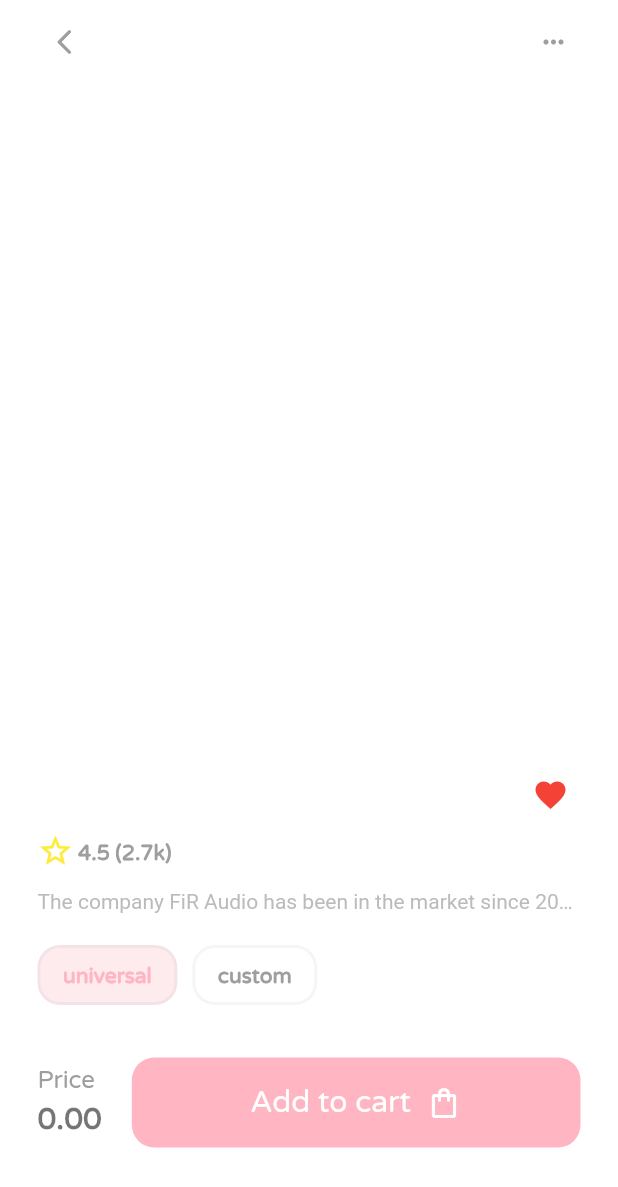
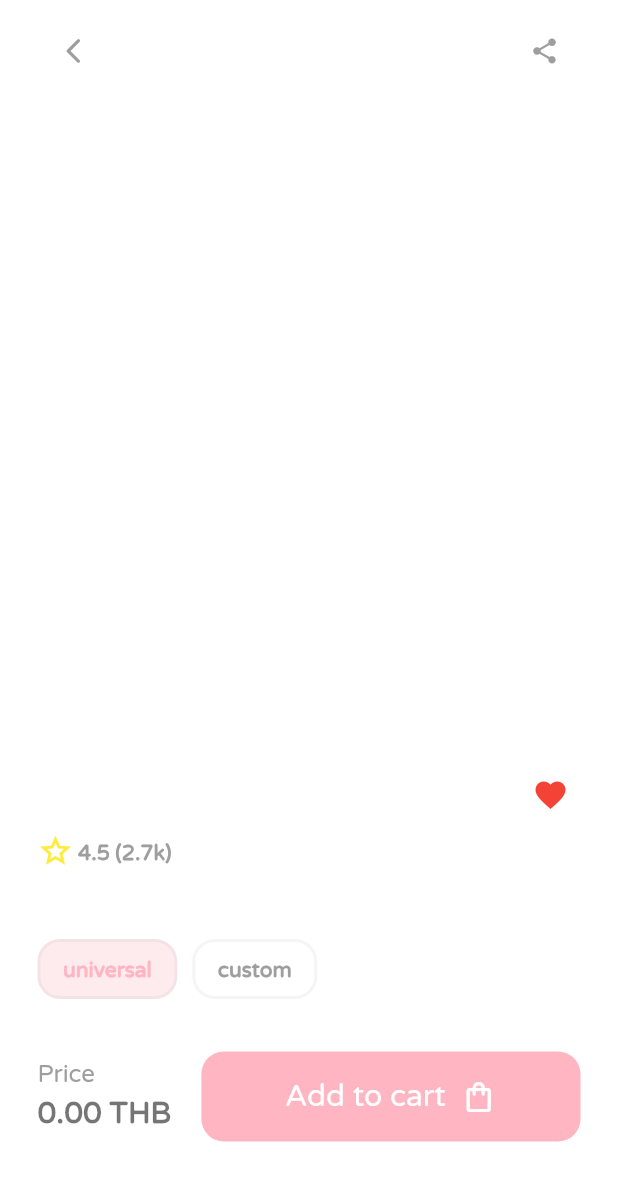
Before and after one commit to woratat/Flutter_Project, a Flutter app: the DetailPage screen opened directly with empty values, on a phone screen of 412 x 824 dp. Shown: the top 1187 px of the screen. Run offline on Flutter 3.47's test engine with Material 2 defaults, Android fonts, the phone set to English and light mode, and no system bars; drawn by our look-alikes of carousel_slider, screenshot; our stand-ins replace flutter_advanced_drawer, readmore; missing offline and left inert: flutter_share; network calls fail.

Commit message:
create share button and read more detail

```diff
--- a/bunny_ear/lib/pages/detail/components/add_cart.dart
+++ b/bunny_ear/lib/pages/detail/components/add_cart.dart
@@ -15,16 +15,6 @@ class AddCart extends StatefulWidget {
 
 class _AddCartState extends State<AddCart> {
   final format = new NumberFormat('#,##0.00', 'en_US');
-  int _price = 0;
-
-  @override
-  void initState() {
-    super.initState();
-
-    setState(() {
-      _price = widget.product.price;
-    });
-  }
 
   @override
   Widget build(BuildContext context) {
@@ -43,7 +33,7 @@ class _AddCartState extends State<AddCart> {
                 ),
               ),
               Text(
-                '${format.format(widget.product.price)}',
+                '${format.format(widget.product.price)} THB',
                 style: TextStyle(
                   height: 1.5,
                   fontWeight: FontWeight.bold,
--- a/bunny_ear/lib/pages/detail/components/detail_app_bar.dart
+++ b/bunny_ear/lib/pages/detail/components/detail_app_bar.dart
@@ -1,8 +1,14 @@
+import 'dart:async';
+import 'dart:io';
+
 import 'package:bunny_ear/constant.dart';
 import 'package:bunny_ear/models/Product.dart';
 import 'package:carousel_slider/carousel_controller.dart';
 import 'package:carousel_slider/carousel_slider.dart';
 import 'package:flutter/material.dart';
+import 'package:flutter_share/flutter_share.dart';
+import 'package:path_provider/path_provider.dart';
+import 'package:screenshot/screenshot.dart';
 
 class DetailAppBar extends StatefulWidget {
   final Product product;
@@ -15,11 +21,32 @@ class DetailAppBar extends StatefulWidget {
 
 class _DetailAppBarState extends State<DetailAppBar> {
   final CarouselController _controller = CarouselController();
+  final ScreenshotController _screenshotController = ScreenshotController();
   int _currentPage = 0;
+
+  Future<void> shareScreen() async {
+    Directory? directory;
+    if (Platform.isAndroid) {
+      directory = await getExternalStorageDirectory();
+    } else {
+      directory = await getApplicationDocumentsDirectory();
+    }
+    final String localPath = '${directory!.path}/${DateTime.now().toIso8601String()}.png';
+    print(localPath);
+    await _screenshotController.captureAndSave(localPath);
+    await Future.delayed(Duration(seconds: 1));
+    await FlutterShare.shareFile(
+      title: 'shear image',
+      filePath: localPath,
+      fileType: 'image/png'
+    );
+  }
 
   @override
   Widget build(BuildContext context) {
     return Container(
+      child: Screenshot(
+        controller: _screenshotController,
         child: Stack(
           children: <Widget>[
             Container(
@@ -91,7 +118,7 @@ class _DetailAppBarState extends State<DetailAppBar> {
                       Navigator.of(context).pop();
                     },
                     child: Container(
-                    padding: EdgeInsets.all(8.0),
+                      padding: EdgeInsets.all(14.0),
                       decoration: BoxDecoration(
                         color: Colors.white.withOpacity(0.9),
                         shape: BoxShape.circle,
@@ -109,15 +136,17 @@ class _DetailAppBarState extends State<DetailAppBar> {
                     ),
                   ),
                   Container(
-                  padding: EdgeInsets.all(8.0),
                     decoration: BoxDecoration(
                       color: Colors.white.withOpacity(0.9),
                       shape: BoxShape.circle,
                     ),
-                  child: Icon(
-                    Icons.more_horiz,
+                    child: IconButton(
+                      onPressed: shareScreen,
+                      icon: Icon(
+                        Icons.share,
                         color: Colors.grey,
                         size: 20,
+                      ),
                     ),
                   ),
                 ],
@@ -125,6 +154,7 @@ class _DetailAppBarState extends State<DetailAppBar> {
             ),
           ],
         ),
+      ),
     );
   }
 }
--- a/bunny_ear/lib/pages/detail/components/product_detail_info.dart
+++ b/bunny_ear/lib/pages/detail/components/product_detail_info.dart
@@ -1,6 +1,7 @@
 import 'package:bunny_ear/constant.dart';
 import 'package:bunny_ear/models/Product.dart';
 import 'package:flutter/material.dart';
+import 'package:readmore/readmore.dart';
 
 class ProductDetailInfo extends StatelessWidget {
   final Product product;
@@ -69,28 +70,16 @@ class ProductDetailInfo extends StatelessWidget {
               ],
             ),
           ),
-          RichText(
-            overflow: TextOverflow.ellipsis,
-            textAlign: TextAlign.start,
-            text: TextSpan(
-              children: <TextSpan>[
-                TextSpan(
-                  text: 'The company FiR Audio has been in the market since 2018. But their owner and founder has been in the game far longer. Bogdan Belonozhko has been heavily involved with the operations of 64 Audio. Before he left 64 Audio he was their CEO.' +
-                        'In 2018 Bogdan decided to do his own thing and to develop products that fill a niche market in the already niche audiophile segment. He started out building vacuum cleaners for IEMs before he moved on to cables to finally land on IEMs. Which he introduced at 2019’s CanJam Singapore. Here his first creations have been shown to the public.' +
-                        'Unlike the majority of IEMs out there in the wild, his products are completely tube-less. It’s a design that we have already seen with 64 Audio’s Tia Fourté and Tia Trió. However, Bogdan went a step further and announced that his units are also available as tube-less custom IEMs. Something many people, me included, have been requesting from 64 Audio for a long time.' +
-                        'FiR Audio also produces a set of dry cleaners and a cable tester. A complete suite of IEM care and maintenance products to keep your monitors alive and at their best performance. For many weeks FiR Audio also teased a new measurement device to check for faulty drivers. Personally, I’m looking forward to that one myself, but sadly it hasn’t made it past the prototype stage yet',
-                  style: TextStyle(
-                    color: Colors.grey.withOpacity(0.7),
-                    height: 1.5,
-                  ),
-                ),
-                TextSpan(
-                  text: 'Read More',
-                  style: TextStyle(
-                    color: primaryColor.withOpacity(0.9),
-                  ),
-                ),
-              ]
+          ReadMoreText(
+            product.description,
+            trimLines: 3,
+            colorClickableText: primaryColor.withOpacity(0.9),
+            trimMode: TrimMode.Line,
+            trimCollapsedText: 'Show more',
+            trimExpandedText: 'Show less',
+            style: TextStyle(
+              color: Colors.grey.withOpacity(0.7),
+              height: 1.5,
             ),
           ),
         ],
--- a/bunny_ear/pubspec.yaml
+++ b/bunny_ear/pubspec.yaml
@@ -33,6 +33,11 @@ dependencies:
   flutter_advanced_drawer: ^1.3.2
   carousel_slider: ^4.1.1
   intl: ^0.17.0
+  readmore: ^2.1.0
+  flutter_share: ^2.0.0
+  file_picker: ^4.5.1
+  screenshot: ^1.2.3
+  path_provider: ^2.0.10
 
 
   # The following adds the Cupertino Icons font to your application.
```
Also changed, not shown: bunny_ear/pubspec.lock, 2 other files. Lines whose indentation alone changed are shown as unchanged.
